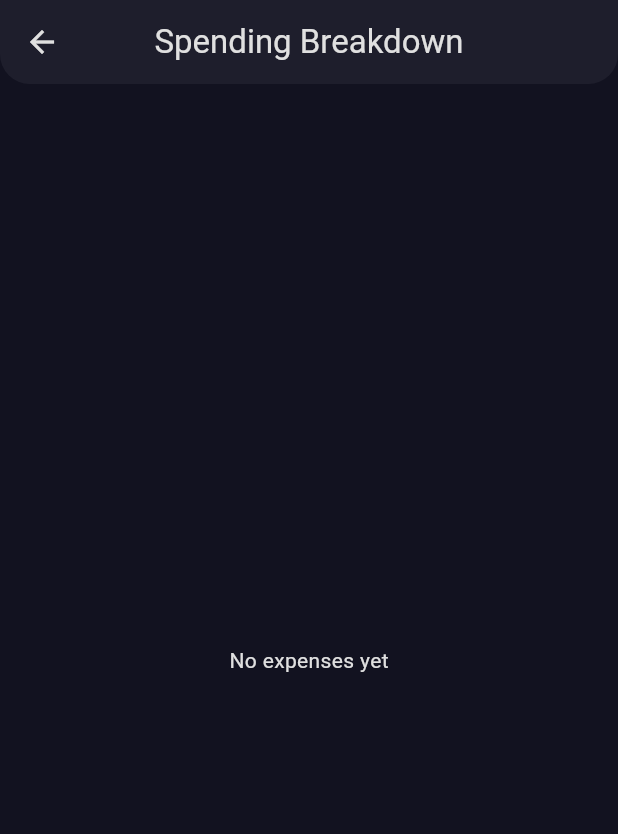
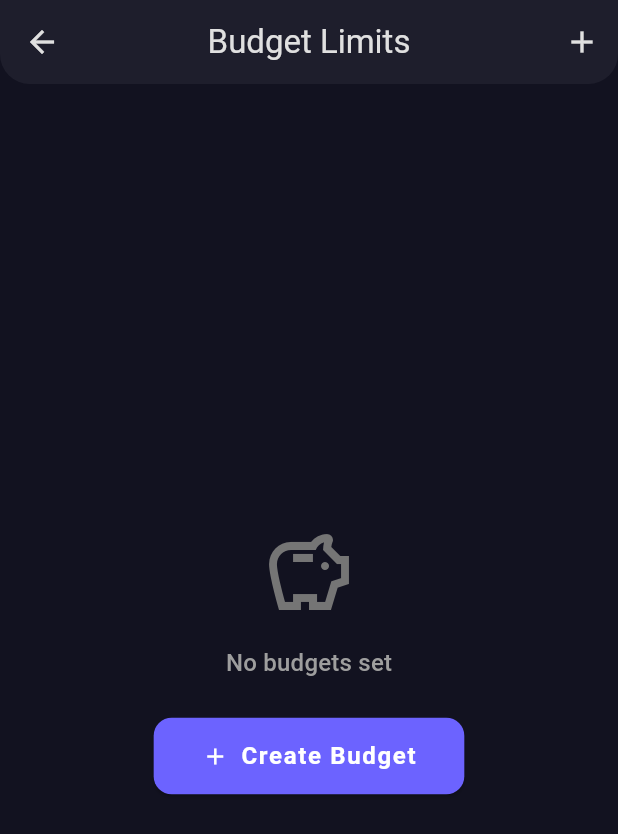
Before and after one commit to BonaventureMaina/smartbudget, a Flutter app: the HomeScreen screen opened by its route, after a tap on the "pie chart outline" icon, on a phone screen of 412 x 824 dp. Shown: the top 834 px of the screen. Run offline on Flutter 3.47's test engine with Material 3 defaults, Android fonts, the phone set to English and light mode, and no system bars; our stand-ins replace fl_chart, flutter_secure_storage; accounts and stored records are empty; network calls fail.

Commit message:
feat: full budget limits with set-budget and real spending tracking

```diff
--- a/frontend/lib/main.dart
+++ b/frontend/lib/main.dart
@@ -7,6 +7,7 @@ import 'screens/register_screen.dart';
 import 'screens/home_screen.dart';
 import 'screens/add_transaction_screen.dart';
 import 'screens/budget_screen.dart';
+import 'screens/set_budget_screen.dart';
 
 void main() {
   runApp(const SmartBudgetApp());
@@ -15,9 +16,9 @@ void main() {
 class SmartBudgetApp extends StatelessWidget {
   const SmartBudgetApp({super.key});
 
-  static const Color _primary = Color(0xFF6C63FF);       // electric violet
-  static const Color _surface = Color(0xFF1E1E2C);       // dark surface
-  static const Color _background = Color(0xFF121220);    // deep background
+  static const Color _primary = Color(0xFF6C63FF);
+  static const Color _surface = Color(0xFF1E1E2C);
+  static const Color _background = Color(0xFF121220);
   static const Color _onPrimary = Colors.white;
   static const Color _onSurface = Color(0xFFE0E0E0);
 
@@ -97,6 +98,7 @@ class SmartBudgetApp extends StatelessWidget {
           '/home': (_) => const HomeScreen(),
           '/add-transaction': (_) => const AddTransactionScreen(),
           '/budgets': (_) => const BudgetScreen(),
+          '/set-budget': (_) => const SetBudgetScreen(),
         },
         home: const AuthGate(),
       ),
--- a/frontend/lib/providers/transaction_provider.dart
+++ b/frontend/lib/providers/transaction_provider.dart
@@ -7,11 +7,13 @@ class TransactionProvider with ChangeNotifier {
   final TransactionService _service = TransactionService();
   List<Transaction> _transactions = [];
   List<Category> _categories = [];
+  List<Map<String, dynamic>> _budgets = [];
   double? _forecast;
   bool _loading = false;
 
   List<Transaction> get transactions => _transactions;
   List<Category> get categories => _categories;
+  List<Map<String, dynamic>> get budgets => _budgets;
   double? get forecast => _forecast;
   bool get loading => _loading;
 
@@ -55,4 +57,16 @@ class TransactionProvider with ChangeNotifier {
       notifyListeners();
     } catch (_) {}
   }
+
+  Future<void> fetchBudgets() async {
+    try {
+      _budgets = await _service.fetchBudgets();
+      notifyListeners();
+    } catch (_) {}
+  }
+
+  Future<void> createBudget(int categoryId, double amount, String month) async {
+    await _service.createBudget(categoryId, amount, month);
+    await fetchBudgets();
+  }
 }
--- a/frontend/lib/screens/budget_screen.dart
+++ b/frontend/lib/screens/budget_screen.dart
@@ -2,61 +2,80 @@ import 'package:flutter/material.dart';
 import 'package:provider/provider.dart';
 import '../providers/transaction_provider.dart';
 
-class BudgetScreen extends StatelessWidget {
+class BudgetScreen extends StatefulWidget {
   const BudgetScreen({super.key});
+
+  @override
+  State<BudgetScreen> createState() => _BudgetScreenState();
+}
+
+class _BudgetScreenState extends State<BudgetScreen> {
+  @override
+  void didChangeDependencies() {
+    super.didChangeDependencies();
+    final txProvider = context.read<TransactionProvider>();
+    if (txProvider.budgets.isEmpty) txProvider.fetchBudgets();
+    if (txProvider.transactions.isEmpty) txProvider.fetchTransactions();
+  }
 
   @override
   Widget build(BuildContext context) {
     final txProvider = context.watch<TransactionProvider>();
     final theme = Theme.of(context);
 
-    // Aggregate all expenses by description
-    final Map<String, double> spending = {};
-    double totalSpent = 0;
+    final Map<int, double> spendingByCategory = {};
     for (final txn in txProvider.transactions) {
-      if (txn.type == 'expense') {
-        final label = (txn.description ?? 'Other').trim();
-        if (label.isEmpty) continue;
-        spending[label] = (spending[label] ?? 0) + txn.amount;
-        totalSpent += txn.amount;
+      if (txn.type == 'expense' && txn.categoryId != null) {
+        spendingByCategory[txn.categoryId!] =
+            (spendingByCategory[txn.categoryId!] ?? 0) + txn.amount;
       }
     }
 
     return Scaffold(
-      appBar: AppBar(title: const Text('Spending Breakdown')),
-      body: spending.isEmpty
-          ? const Center(child: Text('No expenses yet'))
-          : ListView(
-              padding: const EdgeInsets.all(16),
-              children: [
-                // Total card
-                Card(
-                  child: Padding(
-                    padding: const EdgeInsets.all(24),
-                    child: Column(
-                      children: [
-                        Text('Total Spent',
-                            style: theme.textTheme.titleMedium?.copyWith(color: Colors.grey)),
-                        const SizedBox(height: 8),
-                        Text(
-                          'KES ${totalSpent.toStringAsFixed(2)}',
-                          style: theme.textTheme.headlineMedium?.copyWith(
-                            fontWeight: FontWeight.bold,
-                            color: Colors.white,
-                          ),
+      appBar: AppBar(
+        title: const Text('Budget Limits'),
+        actions: [
+          IconButton(
+            icon: const Icon(Icons.add),
+            tooltip: 'Set budget',
+            onPressed: () async {
+              await Navigator.of(context).pushNamed('/set-budget');
+              txProvider.fetchBudgets();
+            },
           ),
         ],
       ),
+      body: txProvider.budgets.isEmpty
+          ? Center(
+              child: Column(
+                mainAxisSize: MainAxisSize.min,
+                children: [
+                  Icon(Icons.savings_outlined, size: 64, color: Colors.grey.shade600),
+                  const SizedBox(height: 16),
+                  Text('No budgets set', style: theme.textTheme.titleMedium?.copyWith(color: Colors.grey)),
+                  const SizedBox(height: 24),
+                  ElevatedButton.icon(
+                    onPressed: () {
+                      Navigator.of(context).pushNamed('/set-budget').then((_) => txProvider.fetchBudgets());
+                    },
+                    icon: const Icon(Icons.add),
+                    label: const Text('Create Budget'),
                   ),
+                ],
               ),
-                const SizedBox(height: 16),
-                // Per-category breakdown
-                ...spending.entries.map((entry) {
-                  final desc = entry.key;
-                  final amount = entry.value;
-                  final fraction = totalSpent > 0 ? amount / totalSpent : 0.0;
+            )
+          : ListView(
+              padding: const EdgeInsets.all(16),
+              children: txProvider.budgets.map((b) {
+                final categoryId = b['category_id'] as int;
+                final categoryName = b['category_name'] as String? ?? 'Unknown';
+                final limit = (b['amount'] as num).toDouble();
+                final spent = spendingByCategory[categoryId] ?? 0.0;
+                final fraction = limit > 0 ? (spent / limit).clamp(0.0, 1.0) : 0.0;
+                final isOver = spent > limit;
+
                 return Card(
-                    margin: const EdgeInsets.only(bottom: 8),
+                  margin: const EdgeInsets.only(bottom: 12),
                   child: Padding(
                     padding: const EdgeInsets.all(20),
                     child: Column(
@@ -65,13 +84,11 @@ class BudgetScreen extends StatelessWidget {
                         Row(
                           mainAxisAlignment: MainAxisAlignment.spaceBetween,
                           children: [
-                              Expanded(
-                                child: Text(desc,
-                                    style: theme.textTheme.titleMedium,
-                                    overflow: TextOverflow.ellipsis),
+                            Text(categoryName, style: theme.textTheme.titleMedium),
+                            Text(
+                              'KES ${spent.toStringAsFixed(0)} / KES ${limit.toStringAsFixed(0)}',
+                              style: TextStyle(color: Colors.grey.shade400),
                             ),
-                              Text('KES ${amount.toStringAsFixed(2)}',
-                                  style: TextStyle(color: Colors.grey.shade400)),
                           ],
                         ),
                         const SizedBox(height: 12),
@@ -81,20 +98,21 @@ class BudgetScreen extends StatelessWidget {
                             value: fraction,
                             minHeight: 10,
                             backgroundColor: Colors.grey.shade800,
-                              color: theme.colorScheme.primary,
+                            color: isOver ? Colors.redAccent : theme.colorScheme.primary,
                           ),
                         ),
                         const SizedBox(height: 6),
                         Text(
-                            '${(fraction * 100).toStringAsFixed(0)}% of total',
-                            style: TextStyle(color: Colors.grey, fontSize: 12),
+                          isOver
+                              ? 'Over budget by KES ${(spent - limit).toStringAsFixed(0)}'
+                              : '${(fraction * 100).toStringAsFixed(0)}% used',
+                          style: TextStyle(color: isOver ? Colors.redAccent : Colors.grey, fontSize: 12),
                         ),
                       ],
                     ),
                   ),
                 );
-                }),
-              ],
+              }).toList(),
             ),
     );
   }
--- a/frontend/lib/services/transaction_service.dart
+++ b/frontend/lib/services/transaction_service.dart
@@ -97,4 +97,39 @@ class TransactionService {
       throw Exception('Failed to load categories');
     }
   }
+
+  Future<List<Map<String, dynamic>>> fetchBudgets() async {
+    final token = await _authService.getToken();
+    final response = await http.get(
+      Uri.parse('$baseUrl/budgets/'),
+      headers: {
+        'Content-Type': 'application/json',
+        'Authorization': 'Bearer $token',
+      },
+    );
+    if (response.statusCode == 200) {
+      return List<Map<String, dynamic>>.from(jsonDecode(response.body));
+    } else {
+      throw Exception('Failed to load budgets');
+    }
+  }
+
+  Future<void> createBudget(int categoryId, double amount, String month) async {
+    final token = await _authService.getToken();
+    final response = await http.post(
+      Uri.parse('$baseUrl/budgets/'),
+      headers: {
+        'Content-Type': 'application/json',
+        'Authorization': 'Bearer $token',
+      },
+      body: jsonEncode({
+        'category_id': categoryId,
+        'amount': amount,
+        'month': month,
+      }),
+    );
+    if (response.statusCode != 201) {
+      throw Exception('Failed to create budget');
+    }
+  }
 }
```
Also changed, not shown: frontend/lib/screens/set_budget_screen.dart (added, +111 -0 lines), 2 other files. Lines whose indentation alone changed are shown as unchanged.
